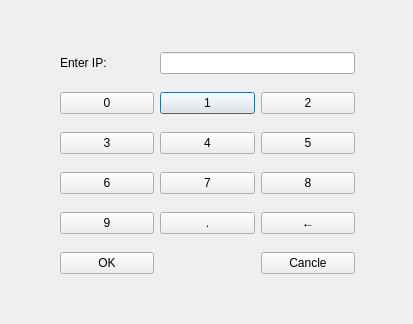
The window that joindialog.ui (function2-llx/Chinese-Chess) describes before a commit, drawn with Qt 5.
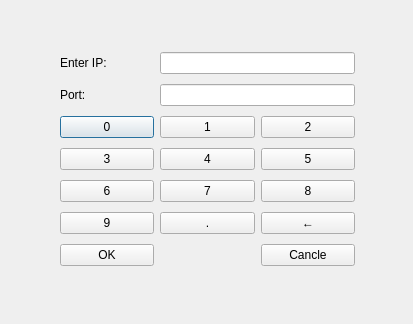
The same window after the commit.

Diff of the .ui file:
```diff
--- a/joindialog.ui
+++ b/joindialog.ui
@@ -13,55 +13,65 @@
   <property name="windowTitle">
    <string>Dialog</string>
   </property>
-  <widget class="QWidget" name="layoutWidget">
+  <widget class="QWidget" name="">
    <property name="geometry">
     <rect>
      <x>60</x>
-     <y>40</y>
+     <y>48</y>
      <width>295</width>
-     <height>251</height>
+     <height>226</height>
     </rect>
    </property>
    <layout class="QGridLayout" name="gridLayout">
-    <item row="1" column="1">
-     <widget class="QPushButton" name="pushButton_1">
+    <item row="0" column="0">
+     <widget class="QLabel" name="label">
       <property name="text">
-       <string>1</string>
+       <string>Enter IP:</string>
       </property>
      </widget>
     </item>
+    <item row="0" column="1" colspan="2">
+     <widget class="QLineEdit" name="IP_lineEdit"/>
+    </item>
     <item row="1" column="0">
+     <widget class="QLabel" name="label_2">
+      <property name="text">
+       <string>Port:</string>
+      </property>
+     </widget>
+    </item>
+    <item row="1" column="1" colspan="2">
+     <widget class="QLineEdit" name="port_lineEdit"/>
+    </item>
+    <item row="2" column="0">
      <widget class="QPushButton" name="pushButton_0">
       <property name="text">
        <string>0</string>
       </property>
      </widget>
     </item>
-    <item row="2" column="0">
+    <item row="2" column="1">
+     <widget class="QPushButton" name="pushButton_1">
+      <property name="text">
+       <string>1</string>
+      </property>
+     </widget>
+    </item>
+    <item row="2" column="2">
+     <widget class="QPushButton" name="pushButton_2">
+      <property name="text">
+       <string>2</string>
+      </property>
+     </widget>
+    </item>
+    <item row="3" column="0">
      <widget class="QPushButton" name="pushButton_3">
       <property name="text">
        <string>3</string>
       </property>
      </widget>
     </item>
-    <item row="3" column="0">
-     <widget class="QPushButton" name="pushButton_6">
-      <property name="text">
-       <string>6</string>
-      </property>
-     </widget>
-    </item>
     <item row="3" column="1">
-     <widget class="QPushButton" name="pushButton_7">
-      <property name="text">
-       <string>7</string>
-      </property>
-     </widget>
-    </item>
-    <item row="0" column="1" colspan="2">
-     <widget class="QLineEdit" name="lineEdit"/>
-    </item>
-    <item row="2" column="1">
      <widget class="QPushButton" name="pushButton_4">
       <property name="text">
        <string>4</string>
@@ -69,20 +79,6 @@
      </widget>
     </item>
     <item row="3" column="2">
-     <widget class="QPushButton" name="pushButton_8">
-      <property name="text">
-       <string>8</string>
-      </property>
-     </widget>
-    </item>
-    <item row="1" column="2">
-     <widget class="QPushButton" name="pushButton_2">
-      <property name="text">
-       <string>2</string>
-      </property>
-     </widget>
-    </item>
-    <item row="2" column="2">
      <widget class="QPushButton" name="pushButton_5">
       <property name="text">
        <string>5</string>
@@ -90,41 +86,55 @@
      </widget>
     </item>
     <item row="4" column="0">
+     <widget class="QPushButton" name="pushButton_6">
+      <property name="text">
+       <string>6</string>
+      </property>
+     </widget>
+    </item>
+    <item row="4" column="1">
+     <widget class="QPushButton" name="pushButton_7">
+      <property name="text">
+       <string>7</string>
+      </property>
+     </widget>
+    </item>
+    <item row="4" column="2">
+     <widget class="QPushButton" name="pushButton_8">
+      <property name="text">
+       <string>8</string>
+      </property>
+     </widget>
+    </item>
+    <item row="5" column="0">
      <widget class="QPushButton" name="pushButton_9">
       <property name="text">
        <string>9</string>
       </property>
      </widget>
     </item>
-    <item row="0" column="0">
-     <widget class="QLabel" name="label">
-      <property name="text">
-       <string>Enter IP:</string>
-      </property>
-     </widget>
-    </item>
-    <item row="4" column="2">
-     <widget class="QPushButton" name="backPushButton">
-      <property name="text">
-       <string>←</string>
-      </property>
-     </widget>
-    </item>
-    <item row="4" column="1">
+    <item row="5" column="1">
      <widget class="QPushButton" name="dotPushButton">
       <property name="text">
        <string>.</string>
       </property>
      </widget>
     </item>
-    <item row="5" column="0">
+    <item row="5" column="2">
+     <widget class="QPushButton" name="backPushButton">
+      <property name="text">
+       <string>←</string>
+      </property>
+     </widget>
+    </item>
+    <item row="6" column="0">
      <widget class="QPushButton" name="OK_pushButton">
       <property name="text">
        <string>OK</string>
       </property>
      </widget>
     </item>
-    <item row="5" column="2">
+    <item row="6" column="2">
      <widget class="QPushButton" name="cancle_pushButton">
       <property name="text">
        <string>Cancle</string>
```
